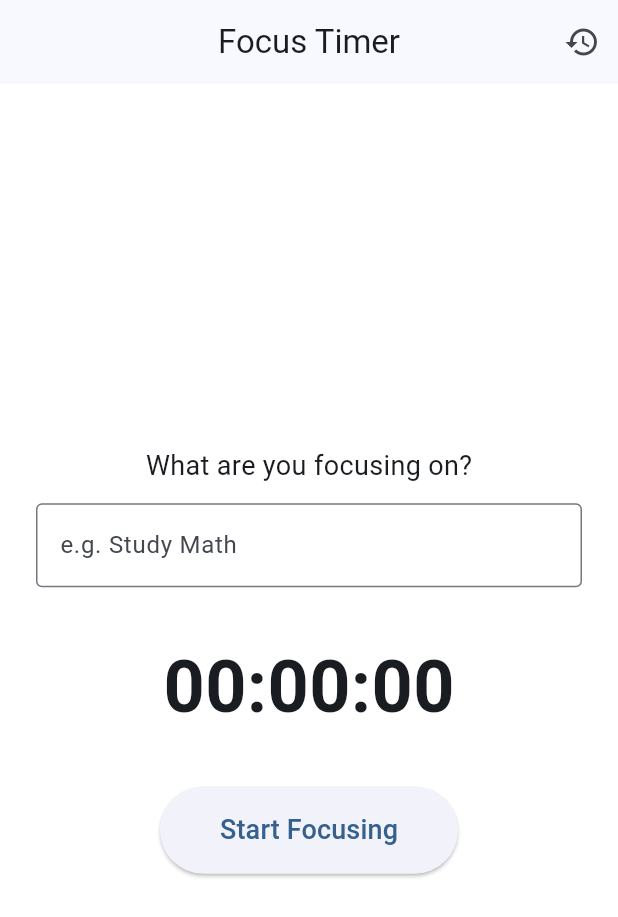
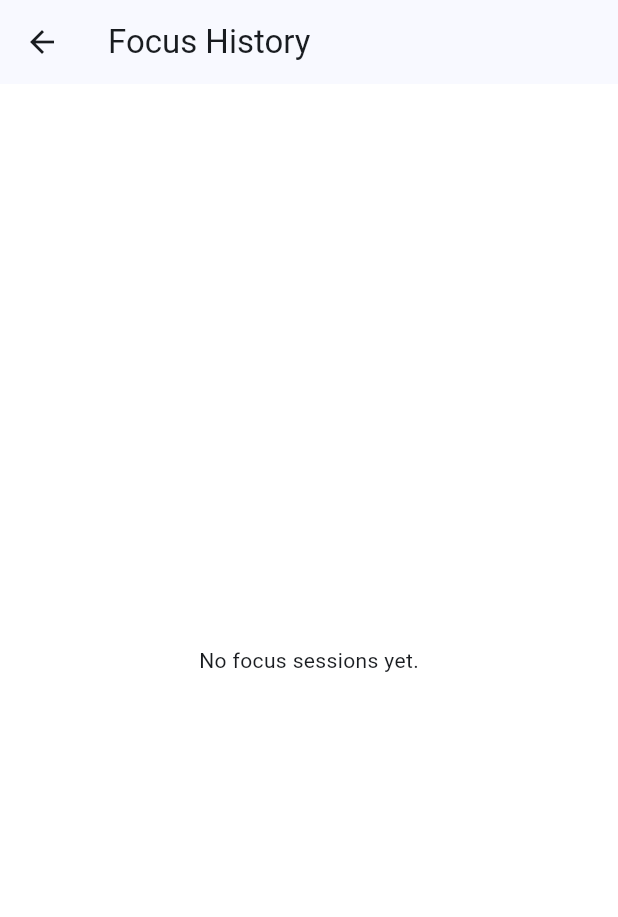
Before and after one commit to krishnakireeti-2k7/focus_tracker-, a Flutter app: the screen it shows after launch, after a tap on the "history" icon, on a phone screen of 412 x 824 dp. Shown: the top 917 px of the screen. Run offline on Flutter 3.47's test engine with Material 3 defaults, Android fonts, the phone set to English and light mode, and no system bars; our stand-ins replace flutter_riverpod, shared_preferences.

Commit message:
presistant storage fix,

```diff
--- a/lib/main.dart
+++ b/lib/main.dart
@@ -4,14 +4,13 @@ import 'package:focus_tracker/screens/focus_screen.dart';
 import 'package:focus_tracker/theme/app_theme.dart';
 
 void main() {
-  runApp(const ProviderScope(child: MyApp()));
+  runApp(ProviderScope(child: MyApp()));
 }
 
 class MyApp extends StatelessWidget{
   const MyApp({super.key});
   @override
   Widget build(BuildContext context) {
-    // TODO: implement build
     return MaterialApp(
       title: 'Focus tracker',
       theme: AppTheme.lightTheme,
--- a/lib/models/focus_session.dart
+++ b/lib/models/focus_session.dart
@@ -1,26 +1,27 @@
 class FocusSession {
   final String task;
   final int seconds;
-  final DateTime timestamps;
+  final DateTime timestamp;
 
   FocusSession({
     required this.task,
     required this.seconds,
-    required this.timestamps,
+    required this.timestamp,
   });
 
   Map<String, dynamic> toJson() {
-    return{
+    return {
       'task': task,
       'seconds': seconds,
-      'timestamps': timestamps,
+      'timestamp': timestamp.toIso8601String(),
     };
   }
-  factory FocusSession.fromJson(Map<String,dynamic> json){
+
+  factory FocusSession.fromJson(Map<String, dynamic> json) {
     return FocusSession(
       task: json['task'],
       seconds: json['seconds'],
-      timestamps: json['timestamps'],
+      timestamp: DateTime.parse(json['timestamp']),
     );
   }
 }
--- a/lib/providers/session_provider.dart
+++ b/lib/providers/session_list_notifier.dart
@@ -5,11 +5,14 @@ import '../models/focus_session.dart';
 
 final sessionListProvider =
     StateNotifierProvider<SessionListNotifier, List<FocusSession>>((ref) {
-      return SessionListNotifier()..loadSessions();
+      return SessionListNotifier(); // no need for init call here
     });
 
 class SessionListNotifier extends StateNotifier<List<FocusSession>> {
-  SessionListNotifier() : super([]);
+  SessionListNotifier() : super([]) {
+    // 👇 this ensures sessions are loaded when provider is first created
+    Future.microtask(() => loadSessions());
+  }
 
   Future<void> addSession(FocusSession session) async {
     final prefs = await SharedPreferences.getInstance();
@@ -17,15 +20,24 @@ class SessionListNotifier extends StateNotifier<List<FocusSession>> {
     state = newList;
 
     final encoded = jsonEncode(newList.map((s) => s.toJson()).toList());
-    prefs.setString('sessions', encoded);
+    await prefs.setString('sessions', encoded);
+
+    print('✅ Sessions saved: $encoded');
   }
 
   Future<void> loadSessions() async {
+    print('📥 Trying to load saved sessions...');
     final prefs = await SharedPreferences.getInstance();
     final encoded = prefs.getString('sessions');
-    if (encoded == null) return;
+
+    if (encoded == null) {
+      print('⚠️ No saved sessions found.');
+      return;
+    }
 
     final decoded = jsonDecode(encoded) as List;
-    state = decoded.map((item) => FocusSession.fromJson(item)).toList();
+    final loaded = decoded.map((item) => FocusSession.fromJson(item)).toList();
+    state = loaded;
+    print('✅ Loaded ${loaded.length} sessions.');
   }
 }
--- a/lib/screens/focus_screen.dart
+++ b/lib/screens/focus_screen.dart
@@ -1,7 +1,8 @@
 import 'package:flutter/material.dart';
 import 'package:flutter_riverpod/flutter_riverpod.dart';
-import 'package:focus_tracker/providers/session_provider.dart';
+import 'package:focus_tracker/providers/session_list_notifier.dart';
 import 'package:focus_tracker/providers/time_provider.dart';
+import 'package:focus_tracker/screens/history_screen.dart';
 import '../models/focus_session.dart';
 
 class FocusScreen extends ConsumerStatefulWidget {
@@ -16,14 +17,31 @@ class _FocusScreenState extends ConsumerState<FocusScreen> {
   bool _isFocusing = false;
 
   @override
+  void initState() {
+    super.initState();
+    Future.microtask(() {
+      ref.read(sessionListProvider.notifier).loadSessions();
+    });
+  }
+
+  @override
   Widget build(BuildContext context) {
     final elapsed = ref.watch(focusTimerProvider);
+
     return Scaffold(
       appBar: AppBar(
         title: const Text('Focus Timer'),
         centerTitle: true,
         actions: [
-          IconButton(icon: const Icon(Icons.history), onPressed: () {}),
+          IconButton(
+            icon: const Icon(Icons.history),
+            onPressed: () {
+              Navigator.push(
+                context,
+                MaterialPageRoute(builder: (context) => HistoryScreen()),
+              );
+            },
+          ),
         ],
       ),
       body: Padding(
@@ -50,34 +68,44 @@ class _FocusScreenState extends ConsumerState<FocusScreen> {
             ),
             const SizedBox(height: 32),
             ElevatedButton(
-              onPressed: () {
+              onPressed: () async {
                 final timer = ref.read(focusTimerProvider.notifier);
                 final elapsed = ref.read(focusTimerProvider);
                 final taskName = _taskController.text.trim();
+
                 if (!_isFocusing) {
                   if (taskName.isEmpty) {
                     ScaffoldMessenger.of(context).showSnackBar(
-                      SnackBar(content: Text("Please enter task name")),
+                      const SnackBar(content: Text("Please enter task name")),
                     );
                     return;
                   }
+
                   setState(() => _isFocusing = true);
-                  timer.start;
+                  timer.start();
                 } else {
-                  timer.stop;
+                  timer.stop();
+
                   final session = FocusSession(
                     task: taskName,
                     seconds: elapsed.inSeconds,
-                    timestamps: DateTime.now(),
+                    timestamp: DateTime.now(), // ✅ fixed
                   );
 
-                  ref.read(sessionListProvider.notifier).addSession(session);
+                  print(
+                    "🔄 Saving session: ${session.task}, ${session.seconds}s",
+                  );
+
+                  await ref
+                      .read(sessionListProvider.notifier)
+                      .addSession(session);
                   ref.read(focusTimerProvider.notifier).reset();
                   _taskController.clear();
 
                   setState(() => _isFocusing = false);
+
                   ScaffoldMessenger.of(context).showSnackBar(
-                    SnackBar(content: Text("Focus session saved")),
+                    const SnackBar(content: Text("Focus session saved")),
                   );
                 }
               },
--- a/lib/screens/history_screen.dart
+++ b/lib/screens/history_screen.dart
@@ -0,0 +1,47 @@
+import 'package:flutter/material.dart';
+import 'package:flutter_riverpod/flutter_riverpod.dart';
+import 'package:focus_tracker/providers/session_list_notifier.dart';
+import '../models/focus_session.dart';
+
+class HistoryScreen extends ConsumerWidget {
+  const HistoryScreen({super.key});
+
+  @override
+  Widget build(BuildContext context, WidgetRef ref) {
+    final sessions = ref.watch(sessionListProvider);
+
+    return Scaffold(
+      appBar: AppBar(title: const Text('Focus History')),
+      body:
+          sessions.isEmpty
+              ? const Center(child: Text('No focus sessions yet.'))
+              : ListView.builder(
+                itemCount: sessions.length,
+                itemBuilder: (context, index) {
+                  final FocusSession session = sessions[index];
+
+                  return ListTile(
+                    leading: const Icon(Icons.check_circle_outline),
+                    title: Text(session.task),
+                    subtitle: Text(
+                      '${_formatDuration(session.seconds)} • ${_formatDate(session.timestamp)}',
+                    ),
+                  );
+                },
+              ),
+    );
+  }
+
+  String _formatDuration(int seconds) {
+    final d = Duration(seconds: seconds);
+    String twoDigits(int n) => n.toString().padLeft(2, '0');
+    final h = twoDigits(d.inHours);
+    final m = twoDigits(d.inMinutes.remainder(60));
+    final s = twoDigits(d.inSeconds.remainder(60));
+    return '$h:$m:$s';
+  }
+
+  String _formatDate(DateTime dt) {
+    return '${dt.day}/${dt.month}/${dt.year} at ${dt.hour}:${dt.minute.toString().padLeft(2, '0')}';
+  }
+}
```
